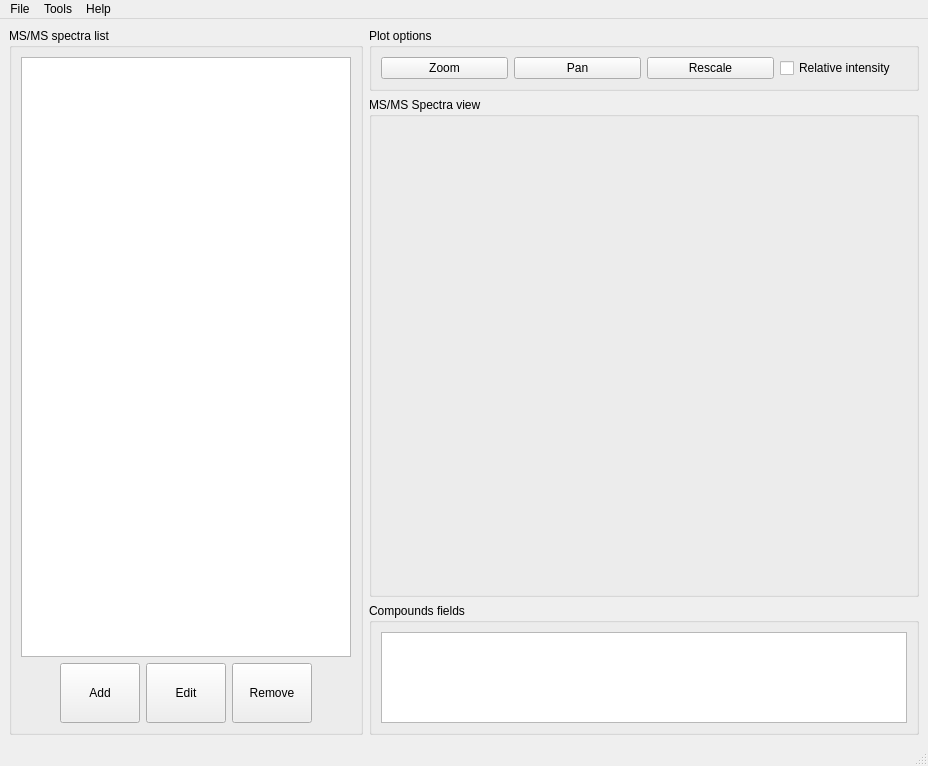
Old version of the form gui/mspfilemanager.ui in the repository gmrandazzo/MsMsSpectralAnalysis.
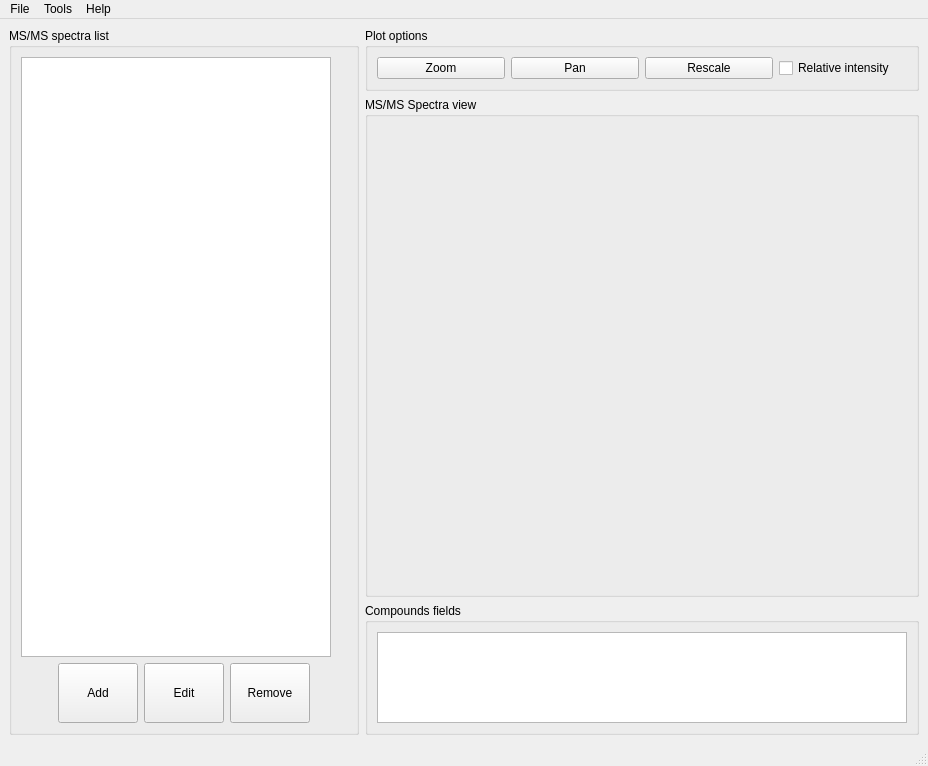
New version of the form.

What changed in the file:
```diff
--- a/gui/mspfilemanager.ui
+++ b/gui/mspfilemanager.ui
@@ -17,12 +17,25 @@
    <layout class="QGridLayout" name="gridLayout_4">
     <item row="0" column="0" rowspan="3">
      <widget class="QGroupBox" name="groupBox">
+      <property name="maximumSize">
+       <size>
+        <width>350</width>
+        <height>712</height>
+       </size>
+      </property>
       <property name="title">
        <string>MS/MS spectra list</string>
       </property>
       <layout class="QGridLayout" name="gridLayout">
        <item row="0" column="0" colspan="5">
-        <widget class="QListView" name="listView"/>
+        <widget class="QListView" name="listView">
+         <property name="maximumSize">
+          <size>
+           <width>310</width>
+           <height>600</height>
+          </size>
+         </property>
+        </widget>
        </item>
        <item row="1" column="0">
         <spacer name="horizontalSpacer">
```
